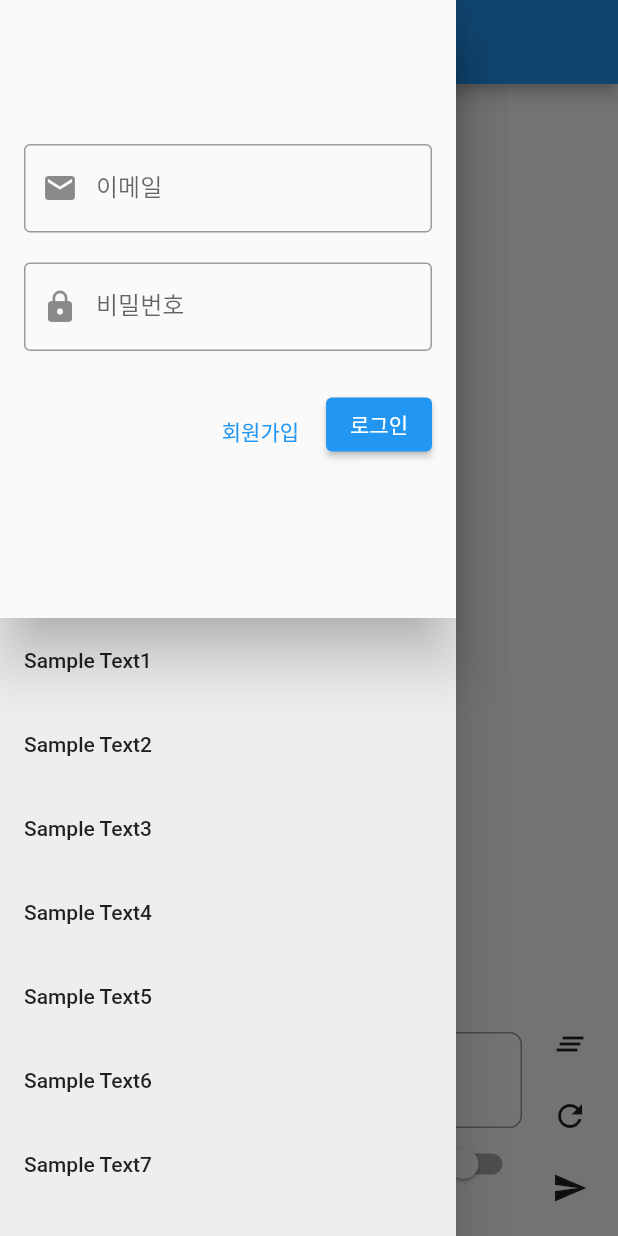
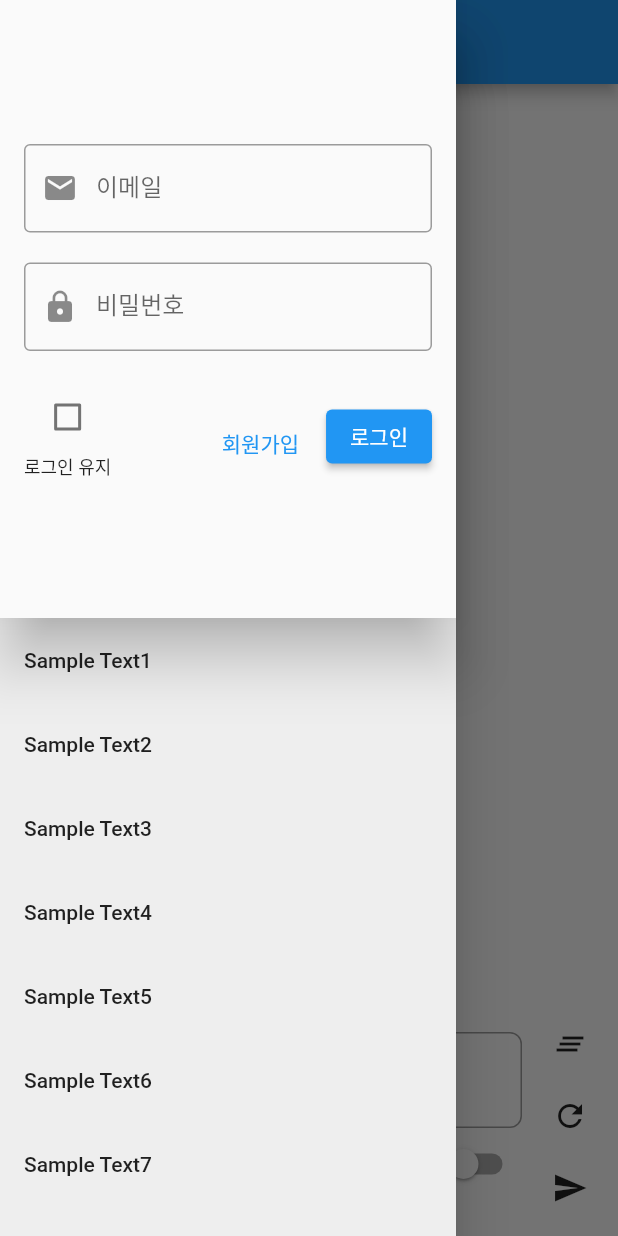
Before and after one commit to c0sogi/LLMChat-frontend, a Flutter app: the screen it shows after launch, in the side drawer, after a tap on the "mic" icon, on a phone screen of 412 x 824 dp. Run offline on Flutter 3.47's test engine with Material 2 defaults, Android fonts, the phone set to English and light mode, and no system bars; drawn by our look-alikes of flutter_form_builder; our stand-ins replace form_builder_validators, get, hive, hive_flutter, url_strategy; accounts and stored records are empty.

Commit message:
logout & remember login feature

```diff
--- a/lib/app/app_bindings.dart
+++ b/lib/app/app_bindings.dart
@@ -1,3 +1,4 @@
+import 'package:flutter_web/screens/login/login_controller.dart';
 import 'package:get/get.dart';
 import '../screens/chat/chat_controller.dart';
 
@@ -5,5 +6,6 @@ class AppBinding extends Bindings {
   @override
   void dependencies() {
     Get.lazyPut<ChatController>(() => ChatController());
+    Get.put<LoginController>(LoginController());
   }
 }
--- /dev/null
+++ b/lib/app/app_config.dart
@@ -0,0 +1,14 @@
+class Config {
+  static const host = "walabi.store";
+  static const websocketSchema = "wss";
+  static const httpSchema = "https";
+
+  static const String webSocketUrl = "$websocketSchema://$host/ws/chatgpt";
+  static const String httpUrl = "$httpSchema://$host";
+  static const String loginUrl = "$httpUrl/api/auth/login/email";
+  static const String registerUrl = "$httpUrl/api/auth/register/email";
+  static const String fetchApiKeysUrl = "$httpUrl/api/user/apikeys";
+  static const String fetchUserInfoUrl = "$httpUrl/api/user/me";
+
+  static const int scrollOffset = 100;
+}
--- a/lib/main.dart
+++ b/lib/main.dart
@@ -1,11 +1,55 @@
 import 'package:flutter/material.dart';
 import 'package:get/get.dart';
+import 'package:hive_flutter/adapters.dart';
 import 'package:url_strategy/url_strategy.dart';
 import './app/app_bindings.dart';
 import './screens/home_screen.dart';
 
-void main(List<String> args) {
-  setPathUrlStrategy(); // 해당 라인 추가.
+// class DeviceInfo {
+//   static bool isChromeInIOS() {
+//     return isIOS() && !isSafari();
+//   }
+
+//   static bool isSafari() {
+//     if (window.navigator.userAgent.toString().toLowerCase().contains('crios')) {
+//       return false;
+//     }
+//     return context.callMethod('isSafari', []);
+//   }
+
+//   static String getOSInsideWeb() {
+//     final userAgent = window.navigator.userAgent.toString().toLowerCase();
+//     if (userAgent.contains('iphone')) {
+//       return 'ios';
+//     }
+//     if (userAgent.contains('ipad')) {
+//       return 'ios';
+//     }
+//     if (userAgent.contains('android')) {
+//       return "Android";
+//     }
+//     return 'Web';
+//   }
+
+//   static int? get iosVersion {
+//     if (!isIOS()) {
+//       return null;
+//     }
+//     final agent = userAgent;
+//     final versionPart = agent.split('version/')[1];
+//     return int.tryParse(versionPart.substring(0, versionPart.indexOf('.'))) ??
+//         -1;
+//   }
+
+//   static bool isIOS() {
+//     return getOSInsideWeb() == 'ios';
+//   }
+// }
+
+void main(List<String> args) async {
+  WidgetsFlutterBinding.ensureInitialized();
+  setPathUrlStrategy();
+  await Hive.initFlutter();
   runApp(const MyApp());
 }
 
--- a/lib/screens/chat/chat_controller.dart
+++ b/lib/screens/chat/chat_controller.dart
@@ -2,6 +2,8 @@ import 'dart:convert';
 import 'package:flutter/material.dart';
 import 'package:get/get.dart';
 import 'package:web_socket_channel/html.dart';
+
+import '../../app/app_config.dart';
 
 class Message {
   RxString message;
@@ -17,19 +19,49 @@ class Message {
 }
 
 class ChatController extends GetxController {
+  // controllers
+  late TextEditingController messageController;
+  late ScrollController scrollController;
+  late FocusNode messageFocusNode;
   late HtmlWebSocketChannel channel;
-  final String baseUrl = "ws://localhost:8000/ws/chatgpt";
-  static const String startMessageWith = "\n\n";
-  static const String endMessageWith = "\n\n\n";
-  RxBool isTranslateToggled = false.obs;
-  RxList<Message> messages = <Message>[].obs;
-  bool autoScroll = true;
-  bool isConnected = false;
-  bool isTalking = false;
-  double scrollOffset = 0;
-  TextEditingController messageController = TextEditingController();
-  FocusNode messageFocusNode = FocusNode();
-  ScrollController scrollController = ScrollController();
+
+  // observers
+  late final RxBool isTranslateToggled;
+  late final RxList<Message> messages;
+
+  // variables
+  late bool autoScroll;
+  late bool isConnected;
+  late bool isTalking;
+
+  @override
+  void onInit() {
+    super.onInit();
+    // initialize controllers
+    messageController = TextEditingController();
+    scrollController = ScrollController();
+    scrollController.addListener(scrollCallback);
+    messageFocusNode = FocusNode();
+
+    // initialize observers
+    isTranslateToggled = false.obs;
+    messages = <Message>[].obs;
+
+    // initialize variables
+    autoScroll = true;
+    isConnected = false;
+    isTalking = false;
+  }
+
+  @override
+  void onClose() {
+    super.onClose();
+    // unregister controllers
+    messageController.dispose();
+    scrollController.dispose();
+    messageFocusNode.dispose();
+    channel.sink.close();
+  }
 
   void beginChat(String token) {
     // check channel is late initialized or not
@@ -39,19 +71,10 @@ class ChatController extends GetxController {
       print("channel is not initialized");
     }
     channel = HtmlWebSocketChannel.connect(
-      "$baseUrl/$token",
+      "${Config.webSocketUrl}/$token",
     );
     onConnectWebSocket();
-    scrollController.addListener(scrollCallback);
   }
-
-  void toggleTranslate() {
-    isTranslateToggled(!isTranslateToggled.value);
-    update();
-  }
-
-  void uploadImage() {}
-  void uploadAudio() {}
 
   void onConnectWebSocket() {
     try {
@@ -71,11 +94,13 @@ class ChatController extends GetxController {
       );
     } catch (e) {
       print("connectWebsocket Error: $e");
-      messages.add(Message(
+      messages.add(
+        Message(
           message: e.toString(),
           isGptSpeaking: true,
           isFinished: true,
-      ));
+        ),
+      );
       isConnected = false;
     }
     messages.add(
@@ -106,15 +131,16 @@ class ChatController extends GetxController {
 
   void scrollCallback() {
     if (scrollController.hasClients) {
-      scrollController.offset + 100 >= scrollController.position.maxScrollExtent
+      scrollController.offset + Config.scrollOffset >=
+              scrollController.position.maxScrollExtent
           ? autoScroll = true
           : autoScroll = false;
     }
   }
 
-  void handleMessage(String message) {
+  void handleMessage(dynamic message) {
     switch (message) {
-      case startMessageWith:
+      case "\n\n":
         // GPT starts speaking
         print("GPT start speaking");
         isTalking = true;
@@ -126,16 +152,28 @@ class ChatController extends GetxController {
           ),
         );
         break;
-      case endMessageWith:
+      case "\n\n\n":
         // GPT stops speaking
         print("GPT stopped speaking");
         isTalking = false;
-        messages[messages.length - 1].isFinished(true);
+        try {
+          final Message lastUnfinishedMessage = messages
+              .lastWhere((element) => element.isFinished.value == false);
+          lastUnfinishedMessage.isFinished(true);
+        } on StateError {
+          print("no message to update");
+        }
         scrollToBottom(animated: true);
         break;
       default:
-        messages[messages.length - 1]
-            .message("${messages[messages.length - 1].message.value}$message");
+        try {
+          final Message lastUnfinishedMessage = messages
+              .lastWhere((element) => element.isFinished.value == false);
+          lastUnfinishedMessage
+              .message(lastUnfinishedMessage.message.value + message);
+        } on StateError {
+          print("no message to update");
+        }
     }
     update();
   }
@@ -182,15 +220,16 @@ class ChatController extends GetxController {
           channel.sink.add(jsonEncode({"user_message": lastUserMessage}));
         } catch (e) {
           print("channel is not initialized");
-          messages.add(Message(
+          messages.add(
+            Message(
               message: "좌측 상단 메뉴에서 로그인 후 API키를 선택해야 이용할 수 있습니다.",
               isGptSpeaking: true,
               isFinished: true,
-          ));
+            ),
+          );
           return;
         }
 
-        messages[messages.length - 1].isFinished(false);
         update();
         print("message resent");
       } catch (e) {
@@ -207,11 +246,13 @@ class ChatController extends GetxController {
         channel.sink.add(jsonEncode({"user_message": "/clear"}));
       } catch (e) {
         print("channel is not initialized");
-        messages.add(Message(
+        messages.add(
+          Message(
             message: "좌측 상단 메뉴에서 로그인 후 API키를 선택해야 이용할 수 있습니다.",
             isGptSpeaking: true,
             isFinished: true,
-        ));
+          ),
+        );
         return;
       }
       update();
@@ -219,10 +260,15 @@ class ChatController extends GetxController {
     }
   }
 
-  @override
-  void onClose() {
-    messageController.dispose();
-    channel.sink.close();
-    super.onClose();
+  void toggleTranslate() {
+    isTranslateToggled(!isTranslateToggled.value);
+    update();
+  }
+
+  void uploadImage() {
+    // TODO: Implement upload image logic
+  }
+  void uploadAudio() {
+    // TODO: Implement upload audio logic
   }
 }
--- a/lib/screens/login/login_screen.dart
+++ b/lib/screens/login/login_screen.dart
@@ -12,13 +12,12 @@ class LoginDrawer extends StatelessWidget {
 
   @override
   Widget build(BuildContext context) {
-    final loginController = Get.put(LoginController());
     return Drawer(
       child: SingleChildScrollView(
         child: Obx(
-          () => loginController.jwtToken.value.isEmpty
-              ? LoginForm(loginController: loginController)
-              : ApiKeysList(loginController: loginController),
+          () => Get.find<LoginController>().jwtToken.value.isEmpty
+              ? const LoginForm()
+              : const ApiKeysList(),
         ),
       ),
     );
@@ -26,12 +25,7 @@ class LoginDrawer extends StatelessWidget {
 }
 
 class LoginForm extends StatelessWidget {
-  const LoginForm({
-    super.key,
-    required this.loginController,
-  });
-
-  final LoginController loginController;
+  const LoginForm({super.key});
 
   @override
   Widget build(BuildContext context) {
@@ -42,42 +36,63 @@ class LoginForm extends StatelessWidget {
         Padding(
           padding: const EdgeInsets.all(16.0),
           child: FormBuilder(
-            key: loginController.formKey,
+            key: Get.find<LoginController>().formKey,
             child: Column(
-              children: [
-                FormBuilderTextField(
-                  name: 'email',
-                  decoration: const InputDecoration(
-                    labelText: '이메일',
-                    border: OutlineInputBorder(),
-                    prefixIcon: Icon(Icons.email),
+              children: const [
+                EmailForm(),
+                SizedBox(height: 20),
+                PasswordForm(),
+                SizedBox(height: 20),
+                AuthButtons(),
+              ],
             ),
-                  validator: FormBuilderValidators.compose([
-                    FormBuilderValidators.required(),
-                    FormBuilderValidators.email(),
-                  ]),
-                  keyboardType: TextInputType.emailAddress,
           ),
-                const SizedBox(height: 20),
-                FormBuilderTextField(
-                  name: 'password',
-                  decoration: const InputDecoration(
-                    labelText: '비밀번호',
-                    border: OutlineInputBorder(),
-                    prefixIcon: Icon(Icons.lock),
         ),
-                  obscureText: true,
-                  validator: FormBuilderValidators.compose([
-                    FormBuilderValidators.required(),
-                    FormBuilderValidators.minLength(6),
-                  ]),
-                ),
-                const SizedBox(height: 20),
-                Obx(() {
-                  return Row(
-                    mainAxisAlignment: MainAxisAlignment.end,
+      ],
+    );
+  }
+}
+
+class AuthButtons extends StatelessWidget {
+  const AuthButtons({super.key});
+
+  @override
+  Widget build(BuildContext context) {
+    final LoginController loginController = Get.find<LoginController>();
+    return Obx(
+      () => Row(
+        crossAxisAlignment: CrossAxisAlignment.end,
+        mainAxisAlignment: MainAxisAlignment.spaceBetween,
         children: [
           Container(
+            // 로그인 유지 체크박스
+            child: Column(
+              mainAxisAlignment: MainAxisAlignment.center,
+              children: [
+                Checkbox(
+                  value: loginController.isRemembered.value,
+                  onChanged: (bool? value) {
+                    if (value != null) {
+                      loginController.isRemembered(value);
+                    }
+                  },
+                ),
+                const Text(
+                  '로그인 유지',
+                  style: TextStyle(
+                    fontSize: 12,
+                    fontWeight: FontWeight.w500,
+                  ),
+                ),
+              ],
+            ),
+          ),
+          Row(
+            children: [
+              Row(
+                children: [
+                  Container(
+                    // 회원가입 버튼
                     margin: const EdgeInsets.symmetric(horizontal: 10),
                     child: Column(
                       mainAxisAlignment: MainAxisAlignment.center,
@@ -102,16 +117,18 @@ class LoginForm extends StatelessWidget {
                       ],
                     ),
                   ),
+                ],
+              ),
               ElevatedButton(
+                // 로그인 버튼
                 onPressed: loginController.isLoading.value
                     ? null
                     : () async {
-                                if (loginController.formKey.currentState!
-                                    .validate()) {
+                        if (loginController.formKey.currentState!.validate()) {
                           loginController.isLoading.value = true;
                           await loginController.login(
-                                    loginController.formKey.currentState!
-                                        .fields['email']!.value,
+                            loginController
+                                .formKey.currentState!.fields['email']!.value,
                             loginController.formKey.currentState!
                                 .fields['password']!.value,
                           );
@@ -125,28 +142,85 @@ class LoginForm extends StatelessWidget {
                     : const Text('로그인'),
               ),
             ],
-                  );
-                }),
+          ),
         ],
       ),
+    );
+  }
+}
+
+class EmailForm extends StatelessWidget {
+  const EmailForm({super.key});
+
+  @override
+  Widget build(BuildContext context) {
+    return FormBuilderTextField(
+      name: 'email',
+      decoration: const InputDecoration(
+        labelText: '이메일',
+        border: OutlineInputBorder(),
+        prefixIcon: Icon(Icons.email),
       ),
+      validator: FormBuilderValidators.compose([
+        FormBuilderValidators.required(errorText: "이메일은 필수입니다."),
+        FormBuilderValidators.email(errorText: "이메일 형식이 아닙니다."),
+      ]),
+      keyboardType: TextInputType.emailAddress,
+    );
+  }
+}
+
+class PasswordForm extends StatelessWidget {
+  const PasswordForm({super.key});
+
+  @override
+  Widget build(BuildContext context) {
+    return FormBuilderTextField(
+      name: 'password',
+      decoration: const InputDecoration(
+        labelText: '비밀번호',
+        border: OutlineInputBorder(),
+        prefixIcon: Icon(Icons.lock),
       ),
+      obscureText: true,
+      validator: FormBuilderValidators.compose(
+        [
+          FormBuilderValidators.required(errorText: "비밀번호는 필수입니다."),
+          FormBuilderValidators.minLength(6, errorText: "비밀번호는 6자 이상입니다."),
         ],
+      ),
     );
   }
 }
 
 class ApiKeysList extends StatelessWidget {
-  final LoginController loginController;
-
-  const ApiKeysList({super.key, required this.loginController});
+  const ApiKeysList({super.key});
 
   @override
   Widget build(BuildContext context) {
-    // return const Text("Hello");
-    print("apiKeys: ${loginController.apiKeys.value}");
-    return Obx(() {
-      return ListView.builder(
+    final loginController = Get.find<LoginController>();
+    final chatController = Get.find<ChatController>();
+    return Obx(
+      () => Column(
+        children: [
+          Card(
+            color: Theme.of(context).primaryColor,
+            elevation: 5,
+            child: ListTile(
+              title: Text(
+                "${loginController.username}님 안녕하세요!",
+                style: const TextStyle(color: Colors.white),
+              ),
+              subtitle: const Text(
+                "여기를 눌러 로그아웃 하세요.",
+                style: TextStyle(color: Colors.white70),
+              ),
+              onTap: () async {
+                await loginController.logout();
+              },
+            ),
+          ),
+          ListView.builder(
             shrinkWrap: true,
             itemCount: loginController.apiKeys.length,
             itemBuilder: (context, index) {
@@ -160,16 +234,17 @@ class ApiKeysList extends StatelessWidget {
                   ),
                   onTap: () {
                     // Save the selected API key for later use and show a Snackbar for visual confirmation
-                Get.find<LoginController>()
-                    .selectedApiKey(apiKey['access_key']);
+                    loginController.selectedApiKey(apiKey['access_key']);
                     Get.snackbar(
                         'API Key Selected', '${apiKey['user_memo']}가 선택되었습니다.');
-                Get.find<ChatController>().beginChat(apiKey['access_key']);
+                    chatController.beginChat(apiKey['access_key']);
                   },
                 ),
               );
             },
+          ),
+        ],
+      ),
     );
-    });
   }
 }
--- /dev/null
+++ b/lib/screens/login/login_storage.dart
@@ -0,0 +1,21 @@
+import 'package:hive/hive.dart';
+
+class AuthService {
+  static const String _boxName = 'authBox';
+  static const String _jwtKey = 'jwtToken';
+
+  Future<void> saveToken(String token) async {
+    final box = await Hive.openBox<String>(_boxName);
+    box.put(_jwtKey, token);
+  }
+
+  Future<String?> getToken() async {
+    final box = await Hive.openBox<String>(_boxName);
+    return box.get(_jwtKey);
+  }
+
+  Future<void> deleteToken() async {
+    final box = await Hive.openBox<String>(_boxName);
+    box.delete(_jwtKey);
+  }
+}
--- a/lib/screens/widgets/chat_input.dart
+++ b/lib/screens/widgets/chat_input.dart
@@ -26,25 +26,43 @@ class ChatInput extends StatelessWidget {
                   onSubmitted: (text) {
                     // assure that the focus on the textfield is not removed
                     FocusScope.of(context).requestFocus(
-                        Get.find<ChatController>().messageFocusNode);
+                      Get.find<ChatController>().messageFocusNode,
+                    );
                     Get.find<ChatController>().sendMessage();
                   },
                 ),
-                Obx(
+                const UploadButtons(),
+              ],
+            ),
+          ),
+          const SizedBox(width: 8),
+          const MessageButtons(),
+        ],
+      ),
+    );
+  }
+}
+
+class UploadButtons extends StatelessWidget {
+  const UploadButtons({
+    super.key,
+  });
+
+  @override
+  Widget build(BuildContext context) {
+    return Obx(
       () => Row(
         mainAxisAlignment: MainAxisAlignment.end,
         children: [
           // Upload audio button
           IconButton(
-                        onPressed: () =>
-                            Get.find<ChatController>().uploadAudio(),
+            onPressed: () => Get.find<ChatController>().uploadAudio(),
             icon: const Icon(Icons.mic),
             tooltip: '음원 업로드',
           ),
           // Upload image button
           IconButton(
-                        onPressed: () =>
-                            Get.find<ChatController>().uploadImage(),
+            onPressed: () => Get.find<ChatController>().uploadImage(),
             icon: const Icon(Icons.image),
             tooltip: '사진 업로드',
           ),
@@ -54,41 +72,43 @@ class ChatInput extends StatelessWidget {
           ),
           const Text('영어로 번역'),
           Switch(
-                        value:
-                            Get.find<ChatController>().isTranslateToggled.value,
+            value: Get.find<ChatController>().isTranslateToggled.value,
             onChanged: (value) {
               Get.find<ChatController>().toggleTranslate();
             },
           ),
         ],
       ),
-                ),
-              ],
-            ),
-          ),
-          const SizedBox(width: 8),
-          Column(
+    );
+  }
+}
+
+class MessageButtons extends StatelessWidget {
+  const MessageButtons({
+    super.key,
+  });
+
+  @override
+  Widget build(BuildContext context) {
+    return Column(
       mainAxisAlignment: MainAxisAlignment.spaceEvenly,
       children: [
         IconButton(
           onPressed: () => Get.find<ChatController>().clearChat(),
           icon: const Icon(Icons.clear_all),
-                tooltip: 'Clear chat',
+          tooltip: '채팅 초기화',
         ),
         IconButton(
           onPressed: () => Get.find<ChatController>().resendMessage(),
           icon: const Icon(Icons.refresh),
-                tooltip: 'Resend message',
+          tooltip: '재전송',
         ),
         IconButton(
           onPressed: () => Get.find<ChatController>().sendMessage(),
           icon: const Icon(Icons.send),
-                tooltip: 'Send',
+          tooltip: '전송',
         ),
       ],
-          ),
-        ],
-      ),
     );
   }
 }
```
Also changed, not shown: lib/screens/login/login_controller.dart (+71 -25 lines), pubspec.yaml (+5 -4 lines), pubspec.lock, 1 other file. Lines whose indentation alone changed are shown as unchanged.
